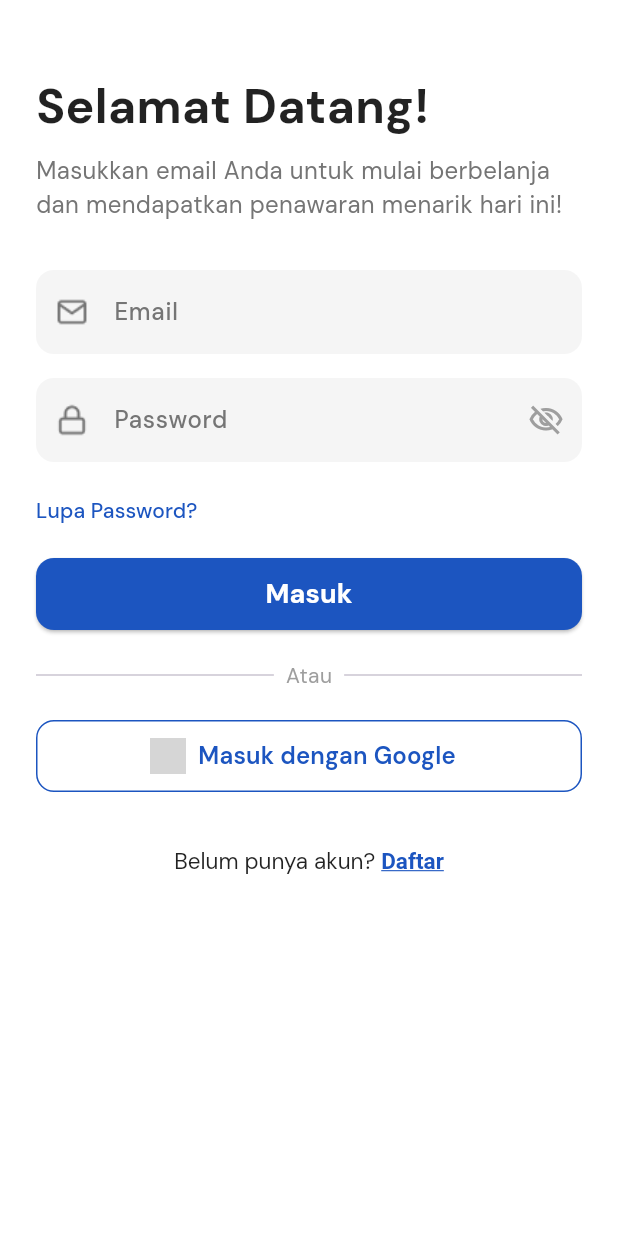
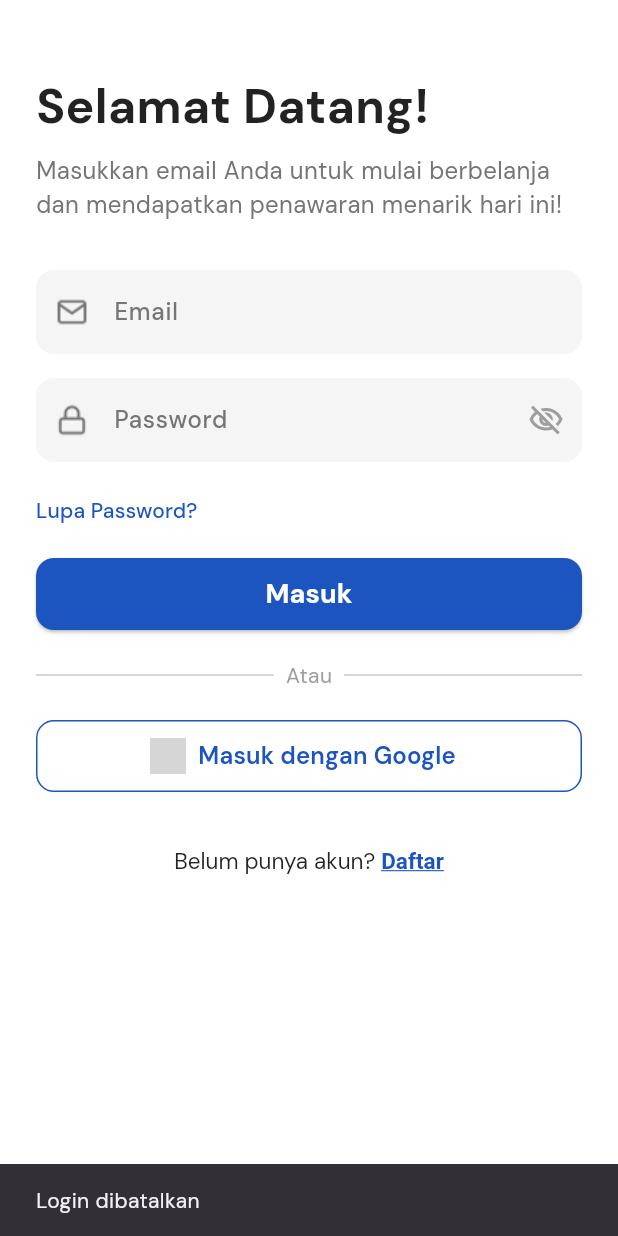
Before and after one commit to RayhanLauzzadani/abc-project, a Flutter app: the screen it shows after launch, after a tap on "Masuk dengan Google", on a phone screen of 412 x 824 dp. Run offline on Flutter 3.47's test engine with Material 3 defaults, Android fonts, the phone set to English and light mode, and no system bars; our stand-ins replace cloud_firestore, firebase_auth, firebase_core, google_fonts, google_sign_in, lottie; accounts and stored records are empty; grey boxes are pictures that could not be loaded.

Commit message:
Refactor: Enable Google Login

```diff
--- /dev/null
+++ b/lib/data/services/google_auth_service.dart
@@ -0,0 +1,24 @@
+import 'package:firebase_auth/firebase_auth.dart';
+import 'package:google_sign_in/google_sign_in.dart';
+
+class GoogleAuthService {
+  static Future<UserCredential?> signInWithGoogle() async {
+    final GoogleSignIn googleSignIn = GoogleSignIn();
+
+    // 🔁 Pastikan logout dulu agar bisa pilih akun lagi
+    await googleSignIn.signOut();
+
+    final GoogleSignInAccount? googleUser = await googleSignIn.signIn();
+    if (googleUser == null) return null;
+
+    final GoogleSignInAuthentication googleAuth =
+        await googleUser.authentication;
+
+    final credential = GoogleAuthProvider.credential(
+      accessToken: googleAuth.accessToken,
+      idToken: googleAuth.idToken,
+    );
+
+    return await FirebaseAuth.instance.signInWithCredential(credential);
+  }
+}
--- a/lib/screens/forgot_password_success_page.dart
+++ b/lib/screens/forgot_password_success_page.dart
@@ -1,6 +1,6 @@
 import 'package:flutter/material.dart';
 import 'package:google_fonts/google_fonts.dart';
-import 'package:lucide_icons/lucide_icons.dart';
+import 'package:lottie/lottie.dart';
 
 class ForgotPasswordSuccessPage extends StatelessWidget {
   const ForgotPasswordSuccessPage({super.key});
@@ -8,7 +8,6 @@ class ForgotPasswordSuccessPage extends StatelessWidget {
   static const colorPrimary = Color(0xFF1C55C0);
   static const colorInput = Color(0xFF404040);
   static const colorPlaceholder = Color(0xFF757575);
-  static const colorSuccess = Color(0xFF2DD36F);
 
   @override
   Widget build(BuildContext context) {
@@ -16,26 +15,21 @@ class ForgotPasswordSuccessPage extends StatelessWidget {
       backgroundColor: Colors.white,
       body: SafeArea(
         child: Padding(
-          padding: const EdgeInsets.symmetric(horizontal: 24, vertical: 0),
+          padding: const EdgeInsets.symmetric(horizontal: 24),
           child: Column(
             crossAxisAlignment: CrossAxisAlignment.center,
             children: [
-              const SizedBox(height: 108),
-              // BadgeCheck icon
-              Container(
-                decoration: const BoxDecoration(
-                  shape: BoxShape.circle,
-                  color: colorSuccess,
-                ),
-                padding: const EdgeInsets.all(28),
-                child: const Icon(
-                  LucideIcons.badgeCheck,
-                  size: 70,
-                  color: Colors.white,
+              const SizedBox(height: 96),
+              // Lottie animation
+              SizedBox(
+                height: 180,
+                width: 180,
+                child: Lottie.asset(
+                  'assets/lottie/success_check.json',
+                  repeat: false,
                 ),
               ),
               const SizedBox(height: 36),
-              // Title
               Text(
                 "Berhasil",
                 style: GoogleFonts.dmSans(
@@ -45,7 +39,6 @@ class ForgotPasswordSuccessPage extends StatelessWidget {
                 ),
               ),
               const SizedBox(height: 4),
-              // Subtitle
               Text(
                 "Password anda telah berhasil diubah.",
                 textAlign: TextAlign.center,
@@ -55,7 +48,6 @@ class ForgotPasswordSuccessPage extends StatelessWidget {
                 ),
               ),
               const SizedBox(height: 40),
-              // Button
               SizedBox(
                 width: double.infinity,
                 height: 48,
--- a/lib/screens/login_page.dart
+++ b/lib/screens/login_page.dart
@@ -2,6 +2,10 @@ import 'package:flutter/material.dart';
 import 'package:google_fonts/google_fonts.dart';
 import 'signup_page.dart';
 import 'forgot_password_page.dart';
+import '../widgets/custom_textfield.dart';
+import '../data/services/google_auth_service.dart';
+import 'home_page.dart';
+
 
 class LoginPage extends StatefulWidget {
   const LoginPage({super.key});
@@ -14,7 +18,19 @@ class _LoginPageState extends State<LoginPage> {
   final TextEditingController emailController = TextEditingController();
   final TextEditingController passwordController = TextEditingController();
 
+  final FocusNode emailFocusNode = FocusNode();
+  final FocusNode passwordFocusNode = FocusNode();
+
   bool _obscurePassword = true;
+
+  @override
+  void dispose() {
+    emailController.dispose();
+    passwordController.dispose();
+    emailFocusNode.dispose();
+    passwordFocusNode.dispose();
+    super.dispose();
+  }
 
   @override
   Widget build(BuildContext context) {
@@ -51,23 +67,29 @@ class _LoginPageState extends State<LoginPage> {
                 const SizedBox(height: 32),
 
                 // Email Field
-                _CustomTextField(
+                CustomTextField(
                   controller: emailController,
                   label: "Email",
                   iconPath: "assets/icons/mail-icon.png",
                   colorPlaceholder: colorPlaceholder,
                   colorInput: colorInput,
+                  keyboardType: TextInputType.emailAddress,
+                  textInputAction: TextInputAction.next,
+                  focusNode: emailFocusNode,
+                  nextFocusNode: passwordFocusNode,
                 ),
                 const SizedBox(height: 16),
 
                 // Password Field
-                _CustomTextField(
+                CustomTextField(
                   controller: passwordController,
                   label: "Password",
                   iconPath: "assets/icons/lock-icon.png",
                   colorPlaceholder: colorPlaceholder,
                   colorInput: colorInput,
                   obscureText: _obscurePassword,
+                  focusNode: passwordFocusNode,
+                  textInputAction: TextInputAction.done,
                   suffixIcon: IconButton(
                     icon: Icon(
                       _obscurePassword
@@ -113,7 +135,9 @@ class _LoginPageState extends State<LoginPage> {
                         borderRadius: BorderRadius.circular(12),
                       ),
                     ),
-                    onPressed: () {},
+                    onPressed: () {
+                      // TODO: Implementasi login
+                    },
                     child: Text(
                       "Masuk",
                       style: GoogleFonts.dmSans(
@@ -169,7 +193,26 @@ class _LoginPageState extends State<LoginPage> {
                         borderRadius: BorderRadius.circular(12),
                       ),
                     ),
-                    onPressed: () {},
+                    onPressed: () async {
+                      try {
+                        final userCredential = await GoogleAuthService.signInWithGoogle();
+                        if (userCredential != null) {
+                          // Navigasi ke halaman utama setelah login berhasil
+                          Navigator.of(context).pushReplacement(
+                            MaterialPageRoute(builder: (context) => const HomePage()),
+                          );
+                        } else {
+                          // Pengguna batal login
+                          ScaffoldMessenger.of(context).showSnackBar(
+                            const SnackBar(content: Text("Login dibatalkan")),
+                          );
+                        }
+                      } catch (e) {
+                        ScaffoldMessenger.of(context).showSnackBar(
+                          SnackBar(content: Text("Gagal login dengan Google: $e")),
+                        );
+                      }
+                    },
                   ),
                 ),
                 const SizedBox(height: 36),
@@ -191,7 +234,7 @@ class _LoginPageState extends State<LoginPage> {
                           TextSpan(
                             text: "Daftar",
                             style: TextStyle(
-                              color: Color(0xFF1C55C0),
+                              color: colorPrimary,
                               fontWeight: FontWeight.bold,
                               decoration: TextDecoration.underline,
                             ),
@@ -211,87 +254,21 @@ class _LoginPageState extends State<LoginPage> {
   }
 }
 
-// Custom TextField Widget sesuai revisi
-class _CustomTextField extends StatelessWidget {
-  final TextEditingController controller;
-  final String label;
-  final String iconPath;
-  final Widget? suffixIcon;
-  final bool obscureText;
-  final TextInputType? keyboardType;
-  final Color colorPlaceholder;
-  final Color colorInput;
-
-  const _CustomTextField({
-    super.key,
-    required this.controller,
-    required this.label,
-    required this.iconPath,
-    required this.colorPlaceholder,
-    required this.colorInput,
-    this.suffixIcon,
-    this.obscureText = false,
-    this.keyboardType,
-  });
-
-  @override
-  Widget build(BuildContext context) {
-    return TextField(
-      controller: controller,
-      obscureText: obscureText,
-      keyboardType: keyboardType,
-      style: GoogleFonts.dmSans(
-        fontSize: 16,
-        color: controller.text.isEmpty ? colorPlaceholder : colorInput,
-      ),
-      decoration: InputDecoration(
-        labelText: label,
-        labelStyle: GoogleFonts.dmSans(
-          fontWeight: FontWeight.w500,
-          color: colorPlaceholder,
-        ),
-        prefixIcon: Padding(
-          padding: const EdgeInsets.all(12.0),
-          child: Image.asset(iconPath, width: 20, height: 20),
-        ),
-        suffixIcon: suffixIcon,
-        filled: true,
-        fillColor: const Color(0xFFF5F5F5),
-        border: OutlineInputBorder(
-          borderRadius: BorderRadius.circular(12),
-          borderSide: BorderSide.none,
-        ),
-        contentPadding: const EdgeInsets.symmetric(
-          horizontal: 16,
-          vertical: 16,
-        ),
-        hintText: label,
-        hintStyle: GoogleFonts.dmSans(color: colorPlaceholder),
-      ),
-      onChanged: (_) {
-        // supaya warna input berubah saat user mengetik
-        (context as Element).markNeedsBuild();
-      },
-    );
-  }
-}
-
+// Transisi ke Signup
 Route _createRouteToSignUp() {
   return PageRouteBuilder(
     pageBuilder: (context, animation, secondaryAnimation) => const SignupPage(),
     transitionsBuilder: (context, animation, secondaryAnimation, child) {
-      const begin = Offset(1.0, 0.0); // Slide dari kanan
+      const begin = Offset(1.0, 0.0);
       const end = Offset.zero;
       const curve = Curves.ease;
       var tween = Tween(begin: begin, end: end).chain(CurveTween(curve: curve));
-      return SlideTransition(
-        position: animation.drive(tween),
-        child: child,
-      );
+      return SlideTransition(position: animation.drive(tween), child: child);
     },
   );
 }
 
+// Transisi ke Forgot Password
 Route _createRouteToForgotPassword() {
   return PageRouteBuilder(
     pageBuilder: (context, animation, secondaryAnimation) =>
--- a/pubspec.yaml
+++ b/pubspec.yaml
@@ -41,6 +41,8 @@ dependencies:
   firebase_messaging: ^15.2.8
   google_fonts: ^6.2.1
   lucide_icons: ^0.257.0
+  lottie: ^2.7.0
+  google_sign_in: ^6.1.0
 
 dev_dependencies:
   flutter_test:
@@ -66,6 +68,7 @@ flutter:
   assets:
     - assets/images/
     - assets/icons/
+    - assets/lottie/
 
   # To add assets to your application, add an assets section, like this:
   # assets:
```
Also changed, not shown: assets/lottie/success_check.json (added, +1 -0 lines), firebase.json, pubspec.lock, 2 other files.
